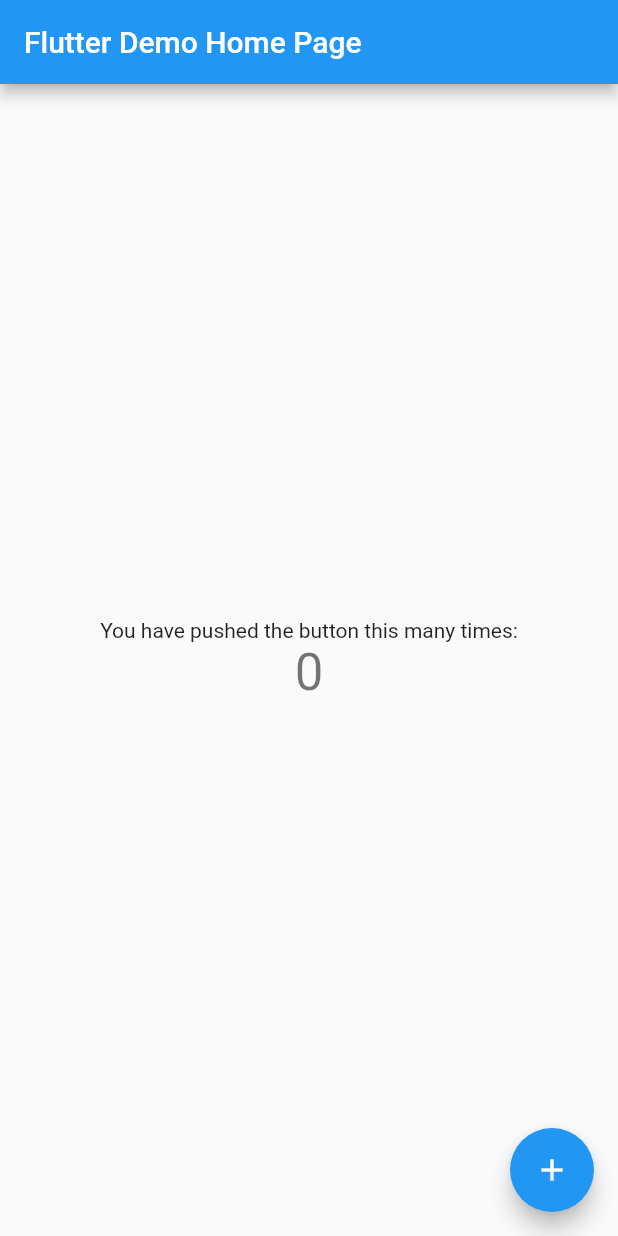
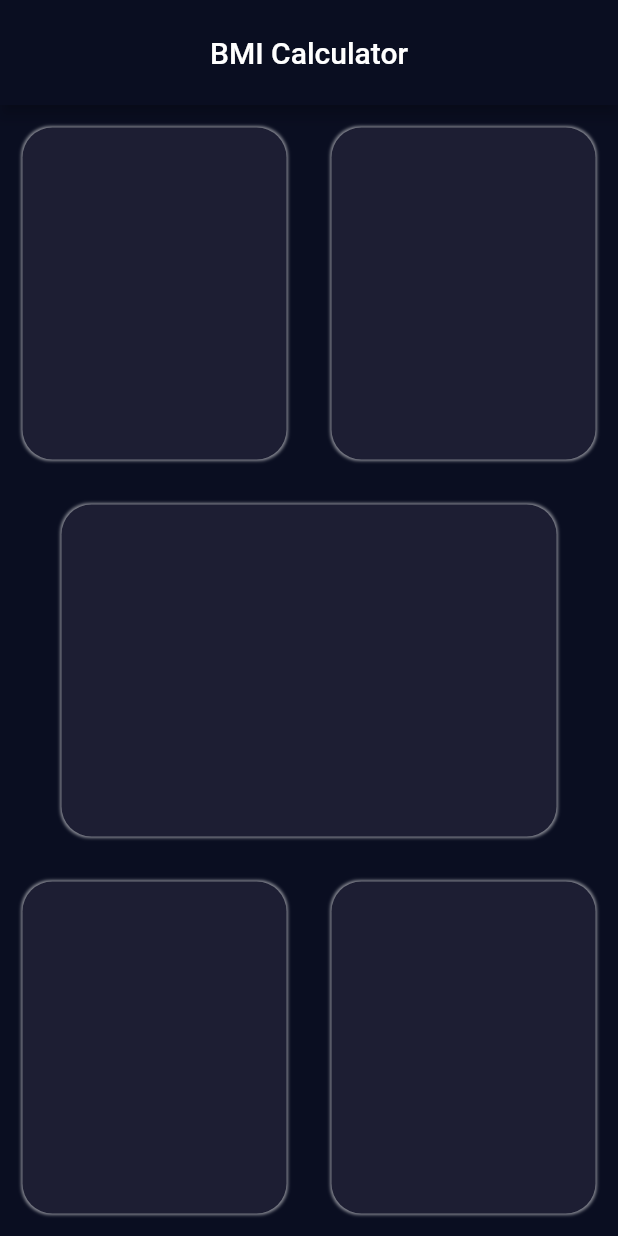
Before and after one commit to huzaifa215/bmi-calculator, a Flutter app: the screen it shows after launch, on a phone screen of 412 x 824 dp. Run offline on Flutter 3.47's test engine with Material 2 defaults, Android fonts, the phone set to English and light mode, and no system bars.

Commit message:
Creating the layout

```diff
--- a/bmi_calculator/lib/main.dart
+++ b/bmi_calculator/lib/main.dart
@@ -1,3 +1,4 @@
+import 'package:bmi_calculator/screens/home_screen.dart';
 import 'package:flutter/material.dart';
 
 void main() {
@@ -9,105 +10,33 @@ class MyApp extends StatelessWidget {
   @override
   Widget build(BuildContext context) {
     return MaterialApp(
-      title: 'Flutter Demo',
-      theme: ThemeData(
-        // This is the theme of your application.
-        //
-        // Try running your application with "flutter run". You'll see the
-        // application has a blue toolbar. Then, without quitting the app, try
-        // changing the primarySwatch below to Colors.green and then invoke
-        // "hot reload" (press "r" in the console where you ran "flutter run",
-        // or simply save your changes to "hot reload" in a Flutter IDE).
-        // Notice that the counter didn't reset back to zero; the application
-        // is not restarted.
-        primarySwatch: Colors.blue,
-      ),
-      home: MyHomePage(title: 'Flutter Demo Home Page'),
-    );
+      debugShowCheckedModeBanner: false,
+        title: 'Flutter Demo',
+        theme: ThemeData.dark().copyWith(
+          primaryColor: Color(0xFF0A0E21),
+           scaffoldBackgroundColor: Color(0xFF0A0E21),
+           // textTheme: TextTheme(
+           //   body1: TextStyle(
+           //     color: Colors.white,
+           //   )
+           // ),
+        ),
+        // theme: ThemeData(
+        //   // brightness: Brightness.dark,
+        //   // appBarTheme: AppBarTheme(
+        //   //   centerTitle: true,
+        //   //   shadowColor: Colors.grey.shade600,
+        //   //   elevation: 10,
+        //   // ),
+        //   primaryColor: Color(0xFF0A0E21),
+        //  scaffoldBackgroundColor: Color(0xFF0A0E21),
+        // //  textTheme: TextTheme(
+        // //    body1: TextStyle(
+        // //      color: Colors.white,
+        // //    )
+        // //  ),
+        // //  // primarySwatch: Colors.blue,
+        // // ),
+        home: HomeScreen());
   }
 }
-
-class MyHomePage extends StatefulWidget {
-  MyHomePage({Key key, this.title}) : super(key: key);
-
-  // This widget is the home page of your application. It is stateful, meaning
-  // that it has a State object (defined below) that contains fields that affect
-  // how it looks.
-
-  // This class is the configuration for the state. It holds the values (in this
-  // case the title) provided by the parent (in this case the App widget) and
-  // used by the build method of the State. Fields in a Widget subclass are
-  // always marked "final".
-
-  final String title;
-
-  @override
-  _MyHomePageState createState() => _MyHomePageState();
-}
-
-class _MyHomePageState extends State<MyHomePage> {
-  int _counter = 0;
-
-  void _incrementCounter() {
-    setState(() {
-      // This call to setState tells the Flutter framework that something has
-      // changed in this State, which causes it to rerun the build method below
-      // so that the display can reflect the updated values. If we changed
-      // _counter without calling setState(), then the build method would not be
-      // called again, and so nothing would appear to happen.
-      _counter++;
-    });
-  }
-
-  @override
-  Widget build(BuildContext context) {
-    // This method is rerun every time setState is called, for instance as done
-    // by the _incrementCounter method above.
-    //
-    // The Flutter framework has been optimized to make rerunning build methods
-    // fast, so that you can just rebuild anything that needs updating rather
-    // than having to individually change instances of widgets.
-    return Scaffold(
-      appBar: AppBar(
-        // Here we take the value from the MyHomePage object that was created by
-        // the App.build method, and use it to set our appbar title.
-        title: Text(widget.title),
-      ),
-      body: Center(
-        // Center is a layout widget. It takes a single child and positions it
-        // in the middle of the parent.
-        child: Column(
-          // Column is also a layout widget. It takes a list of children and
-          // arranges them vertically. By default, it sizes itself to fit its
-          // children horizontally, and tries to be as tall as its parent.
-          //
-          // Invoke "debug painting" (press "p" in the console, choose the
-          // "Toggle Debug Paint" action from the Flutter Inspector in Android
-          // Studio, or the "Toggle Debug Paint" command in Visual Studio Code)
-          // to see the wireframe for each widget.
-          //
-          // Column has various properties to control how it sizes itself and
-          // how it positions its children. Here we use mainAxisAlignment to
-          // center the children vertically; the main axis here is the vertical
-          // axis because Columns are vertical (the cross axis would be
-          // horizontal).
-          mainAxisAlignment: MainAxisAlignment.center,
-          children: <Widget>[
-            Text(
-              'You have pushed the button this many times:',
-            ),
-            Text(
-              '$_counter',
-              style: Theme.of(context).textTheme.headline4,
-            ),
-          ],
-        ),
-      ),
-      floatingActionButton: FloatingActionButton(
-        onPressed: _incrementCounter,
-        tooltip: 'Increment',
-        child: Icon(Icons.add),
-      ), // This trailing comma makes auto-formatting nicer for build methods.
-    );
-  }
-}
--- /dev/null
+++ b/bmi_calculator/lib/screens/home_screen.dart
@@ -0,0 +1,30 @@
+import 'package:bmi_calculator/widgets/counter_widget.dart';
+import 'package:bmi_calculator/widgets/gender_selection_widget.dart';
+import 'package:bmi_calculator/widgets/height_widget.dart';
+import 'package:flutter/material.dart';
+
+class HomeScreen extends StatelessWidget {
+  @override
+  Widget build(BuildContext context) {
+    return Scaffold(
+      appBar: AppBar(
+        title: Text("BMI Calculator"),
+        toolbarHeight: 70,
+        centerTitle: true,
+        // flexibleSpace: Container(
+        //   decoration: BoxDecoration(
+        //    // color: Color(0xFF0A0E21),
+        //       borderRadius: BorderRadius.only(bottomLeft: Radius.circular(40),bottomRight: Radius.circular(40)),
+        //   ),
+        // ),
+      ),
+      body: Column(
+        children: [
+          GenderSelectionWidget(),
+          HeightWidget(),
+          CounterWidget(),
+        ],
+      ),
+    );
+  }
+}
--- /dev/null
+++ b/bmi_calculator/lib/widgets/counter_widget.dart
@@ -0,0 +1,43 @@
+import 'package:flutter/material.dart';
+class CounterWidget extends StatelessWidget {
+  @override
+  Widget build(BuildContext context) {
+    return Expanded(
+      child: Row(
+        children: [
+          Expanded(
+            child: Container(
+              margin: EdgeInsets.all(15),
+              decoration: BoxDecoration(
+                color: Color(0xFF1D1E33),
+                borderRadius: BorderRadius.circular(20),
+                boxShadow: [
+                  BoxShadow(
+                      color: Colors.white.withOpacity(0.5),
+                      blurRadius: 1,
+                      spreadRadius: 0.5),
+                ],
+              ),
+            ),
+          ),
+          Expanded(
+            child: Container(
+              margin: EdgeInsets.all(15),
+
+              decoration: BoxDecoration(
+                color: Color(0xFF1D1E33),
+                borderRadius: BorderRadius.circular(20),
+                boxShadow: [
+                  BoxShadow(
+                      color: Colors.white.withOpacity(0.5),
+                      blurRadius: 1,
+                      spreadRadius: 0.5),
+                ],
+              ),
+            ),
+          ),
+        ],
+      ),
+    );
+  }
+}
--- /dev/null
+++ b/bmi_calculator/lib/widgets/gender_selection_widget.dart
@@ -0,0 +1,44 @@
+import 'package:flutter/material.dart';
+
+class GenderSelectionWidget extends StatelessWidget {
+  @override
+  Widget build(BuildContext context) {
+    return Expanded(
+      child: Row(
+        children: [
+          Expanded(
+            child: Container(
+              margin: EdgeInsets.all(15),
+              decoration: BoxDecoration(
+                color: Color(0xFF1D1E33),
+                borderRadius: BorderRadius.circular(20),
+                boxShadow: [
+                  BoxShadow(
+                      color: Colors.white.withOpacity(0.5),
+                      blurRadius: 1,
+                      spreadRadius: 0.5),
+                ],
+              ),
+            ),
+          ),
+          Expanded(
+            child: Container(
+              margin: EdgeInsets.all(15),
+
+              decoration: BoxDecoration(
+                color: Color(0xFF1D1E33),
+                borderRadius: BorderRadius.circular(20),
+                boxShadow: [
+                  BoxShadow(
+                      color: Colors.white.withOpacity(0.5),
+                      blurRadius: 1,
+                      spreadRadius: 0.5),
+                ],
+              ),
+            ),
+          ),
+        ],
+      ),
+    );
+  }
+}
--- /dev/null
+++ b/bmi_calculator/lib/widgets/height_widget.dart
@@ -0,0 +1,24 @@
+import 'package:flutter/material.dart';
+
+class HeightWidget extends StatelessWidget {
+  @override
+  Widget build(BuildContext context) {
+    return Expanded(
+      child: Container(
+        margin: EdgeInsets.all(15),
+        height: 200,
+        width: 330,
+        decoration: BoxDecoration(
+          color: Color(0xFF1D1E33),
+          borderRadius: BorderRadius.circular(20),
+          boxShadow: [
+            BoxShadow(
+                color: Colors.white.withOpacity(0.5),
+                blurRadius: 1,
+                spreadRadius: 0.5),
+          ],
+        ),
+      ),
+    );
+  }
+}
```
